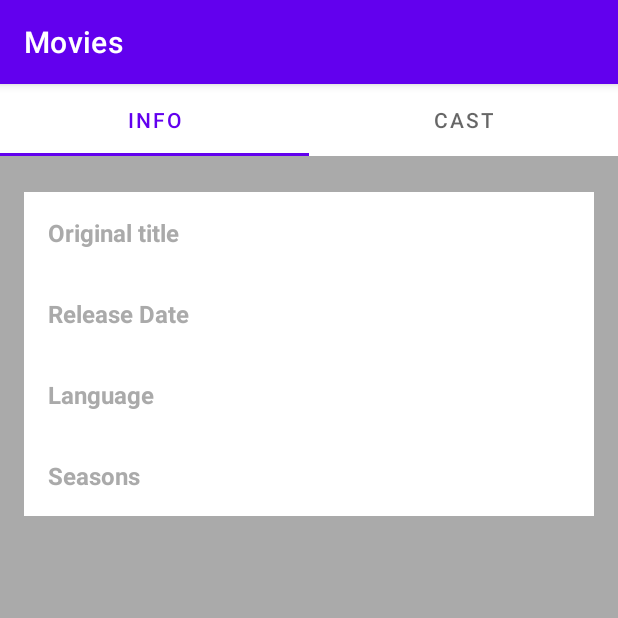
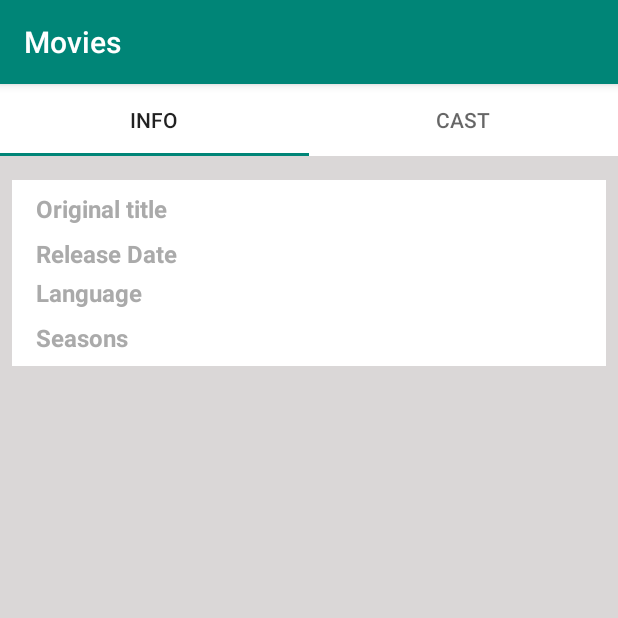
Before and after one commit to ABGEO/movies-app-kt, an Android app: the MovieFragment screen opened through its navigation route, on a phone screen of 412 x 824 dp, the top half of it. Run offline under Robolectric (Android 15) with nearby library versions, the phone set to English and light mode, and no system bars; pictures from the network do not load.

Commit message:
:lipstick: Update styles.

```diff
--- a/app/src/main/res/layout/activity_main.xml
+++ b/app/src/main/res/layout/activity_main.xml
@@ -1,10 +1,10 @@
 <?xml version="1.0" encoding="utf-8"?>
-<androidx.constraintlayout.widget.ConstraintLayout
-    xmlns:android="http://schemas.android.com/apk/res/android"
+<androidx.constraintlayout.widget.ConstraintLayout xmlns:android="http://schemas.android.com/apk/res/android"
     xmlns:app="http://schemas.android.com/apk/res-auto"
     xmlns:tools="http://schemas.android.com/tools"
     android:layout_width="match_parent"
     android:layout_height="match_parent"
+    android:background="@color/primaryBackground"
     tools:context=".MainActivity">
 
     <androidx.fragment.app.FragmentContainerView
@@ -12,11 +12,11 @@
         android:name="androidx.navigation.fragment.NavHostFragment"
         android:layout_width="0dp"
         android:layout_height="0dp"
+        app:defaultNavHost="true"
+        app:layout_constraintBottom_toBottomOf="parent"
         app:layout_constraintLeft_toLeftOf="parent"
         app:layout_constraintRight_toRightOf="parent"
         app:layout_constraintTop_toTopOf="parent"
-        app:layout_constraintBottom_toBottomOf="parent"
-        app:defaultNavHost="true"
         app:navGraph="@navigation/nav_graph" />
 
 </androidx.constraintlayout.widget.ConstraintLayout>
--- a/app/src/main/res/layout/fragment_movie.xml
+++ b/app/src/main/res/layout/fragment_movie.xml
@@ -1,6 +1,5 @@
 <?xml version="1.0" encoding="utf-8"?>
-<androidx.viewpager.widget.ViewPager
-    xmlns:android="http://schemas.android.com/apk/res/android"
+<androidx.viewpager.widget.ViewPager xmlns:android="http://schemas.android.com/apk/res/android"
     android:id="@+id/pager"
     android:layout_width="match_parent"
     android:layout_height="match_parent">
@@ -8,6 +7,7 @@
     <com.google.android.material.tabs.TabLayout
         android:id="@+id/tab_layout"
         android:layout_width="match_parent"
-        android:layout_height="wrap_content" />
+        android:layout_height="wrap_content"
+        android:background="@color/white" />
 
 </androidx.viewpager.widget.ViewPager>
--- a/app/src/main/res/layout/fragment_movie_cast.xml
+++ b/app/src/main/res/layout/fragment_movie_cast.xml
@@ -6,7 +6,6 @@
     android:name="dev.abgeo.movies.ui.movie.MovieCastFragment"
     android:layout_width="match_parent"
     android:layout_height="match_parent"
-    android:background="@android:color/darker_gray"
     app:layoutManager="LinearLayoutManager"
     tools:context=".ui.movie.MovieCastFragment"
     tools:listitem="@layout/movie_cast_item" />
--- a/app/src/main/res/layout/fragment_movie_info.xml
+++ b/app/src/main/res/layout/fragment_movie_info.xml
@@ -3,8 +3,7 @@
     xmlns:app="http://schemas.android.com/apk/res-auto"
     xmlns:tools="http://schemas.android.com/tools"
     android:layout_width="match_parent"
-    android:layout_height="match_parent"
-    android:background="@android:color/darker_gray">
+    android:layout_height="match_parent">
 
     <ImageView
         android:id="@+id/ivMovieBanner"
@@ -18,11 +17,13 @@
     <LinearLayout
         android:layout_width="0dp"
         android:layout_height="wrap_content"
-        android:layout_marginStart="16dp"
-        android:layout_marginTop="24dp"
-        android:layout_marginEnd="16dp"
+        android:layout_marginStart="8dp"
+        android:layout_marginTop="16dp"
+        android:layout_marginEnd="8dp"
         android:background="@color/white"
         android:orientation="vertical"
+        android:paddingTop="4dp"
+        android:paddingBottom="4dp"
         app:layout_constraintEnd_toEndOf="parent"
         app:layout_constraintStart_toStartOf="parent"
         app:layout_constraintTop_toBottomOf="@+id/ivMovieBanner">
@@ -31,7 +32,10 @@
             android:layout_width="match_parent"
             android:layout_height="match_parent"
             android:orientation="horizontal"
-            android:padding="16dp">
+            android:paddingStart="16dp"
+            android:paddingTop="4dp"
+            android:paddingEnd="16dp"
+            android:paddingBottom="4dp">
 
             <TextView
                 android:id="@+id/tvOriginalTitleLabel"
@@ -60,7 +64,9 @@
             android:layout_width="match_parent"
             android:layout_height="match_parent"
             android:orientation="horizontal"
-            android:padding="16dp">
+            android:paddingStart="16dp"
+            android:paddingTop="4dp"
+            android:paddingEnd="16dp">
 
             <TextView
                 android:id="@+id/tvReleaseDateLabel"
@@ -89,7 +95,10 @@
             android:layout_width="match_parent"
             android:layout_height="match_parent"
             android:orientation="horizontal"
-            android:padding="16dp">
+            android:paddingStart="16dp"
+            android:paddingTop="4dp"
+            android:paddingEnd="16dp"
+            android:paddingBottom="4dp">
 
             <TextView
                 android:id="@+id/tvLanguageLabel"
@@ -118,7 +127,10 @@
             android:layout_width="match_parent"
             android:layout_height="match_parent"
             android:orientation="horizontal"
-            android:padding="16dp">
+            android:paddingStart="16dp"
+            android:paddingTop="4dp"
+            android:paddingEnd="16dp"
+            android:paddingBottom="4dp">
 
             <TextView
                 android:id="@+id/tvSeasonsLabel"
--- a/app/src/main/res/values-night/themes.xml
+++ /dev/null
@@ -1,16 +0,0 @@
-<resources xmlns:tools="http://schemas.android.com/tools">
-    <!-- Base application theme. -->
-    <style name="Theme.Movies" parent="Theme.MaterialComponents.DayNight.DarkActionBar">
-        <!-- Primary brand color. -->
-        <item name="colorPrimary">@color/purple_200</item>
-        <item name="colorPrimaryVariant">@color/purple_700</item>
-        <item name="colorOnPrimary">@color/black</item>
-        <!-- Secondary brand color. -->
-        <item name="colorSecondary">@color/teal_200</item>
-        <item name="colorSecondaryVariant">@color/teal_200</item>
-        <item name="colorOnSecondary">@color/black</item>
-        <!-- Status bar color. -->
-        <item name="android:statusBarColor" tools:targetApi="l">?attr/colorPrimaryVariant</item>
-        <!-- Customize your theme here. -->
-    </style>
-</resources>
--- a/app/src/main/res/values/colors.xml
+++ b/app/src/main/res/values/colors.xml
@@ -1,10 +1,9 @@
 <?xml version="1.0" encoding="utf-8"?>
 <resources>
-    <color name="purple_200">#FFBB86FC</color>
-    <color name="purple_500">#FF6200EE</color>
-    <color name="purple_700">#FF3700B3</color>
-    <color name="teal_200">#FF03DAC5</color>
-    <color name="teal_700">#FF018786</color>
     <color name="black">#FF000000</color>
     <color name="white">#FFFFFFFF</color>
+    <color name="primaryBackground">#DAD7D7</color>
+    <color name="primary">#008577</color>
+    <color name="primaryDark">#00574B</color>
+    <color name="secondary">#E6EEDF</color>
 </resources>
--- a/app/src/main/res/values/themes.xml
+++ b/app/src/main/res/values/themes.xml
@@ -1,16 +1,11 @@
 <resources xmlns:tools="http://schemas.android.com/tools">
     <!-- Base application theme. -->
-    <style name="Theme.Movies" parent="Theme.MaterialComponents.DayNight.DarkActionBar">
+    <style name="Theme.Movies" parent="Theme.AppCompat.Light.DarkActionBar">
         <!-- Primary brand color. -->
-        <item name="colorPrimary">@color/purple_500</item>
-        <item name="colorPrimaryVariant">@color/purple_700</item>
+        <item name="colorPrimary">@color/primary</item>
+        <item name="colorPrimaryVariant">@color/primaryDark</item>
         <item name="colorOnPrimary">@color/white</item>
-        <!-- Secondary brand color. -->
-        <item name="colorSecondary">@color/teal_200</item>
-        <item name="colorSecondaryVariant">@color/teal_700</item>
-        <item name="colorOnSecondary">@color/black</item>
         <!-- Status bar color. -->
         <item name="android:statusBarColor" tools:targetApi="l">?attr/colorPrimaryVariant</item>
-        <!-- Customize your theme here. -->
     </style>
 </resources>
```
